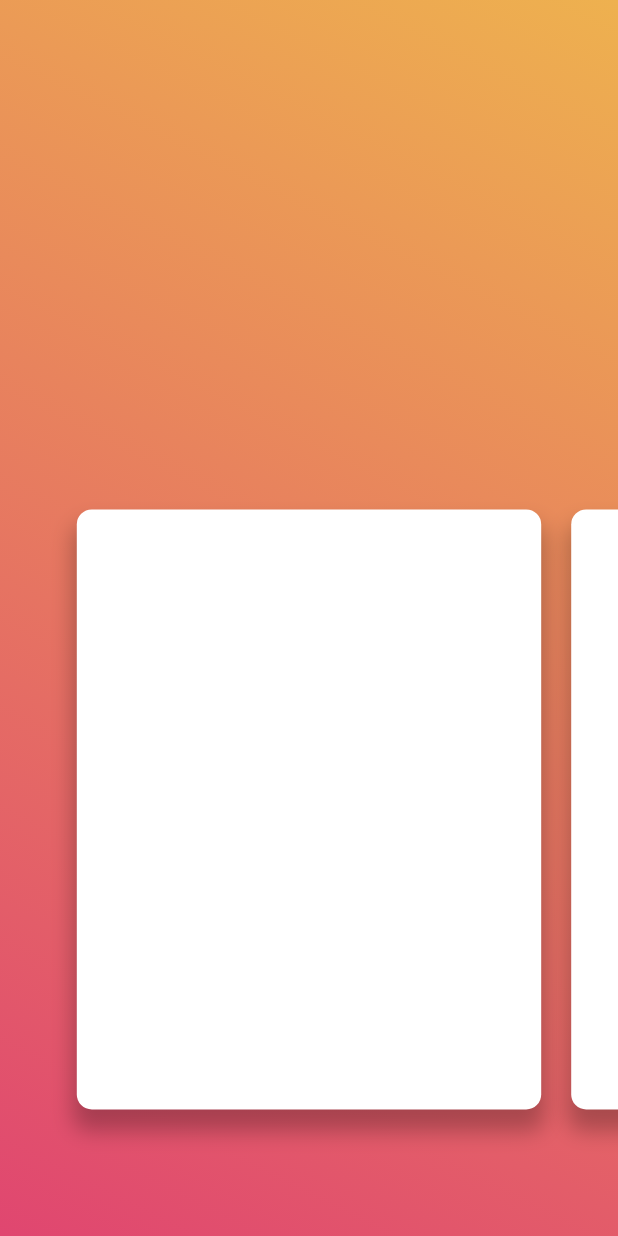
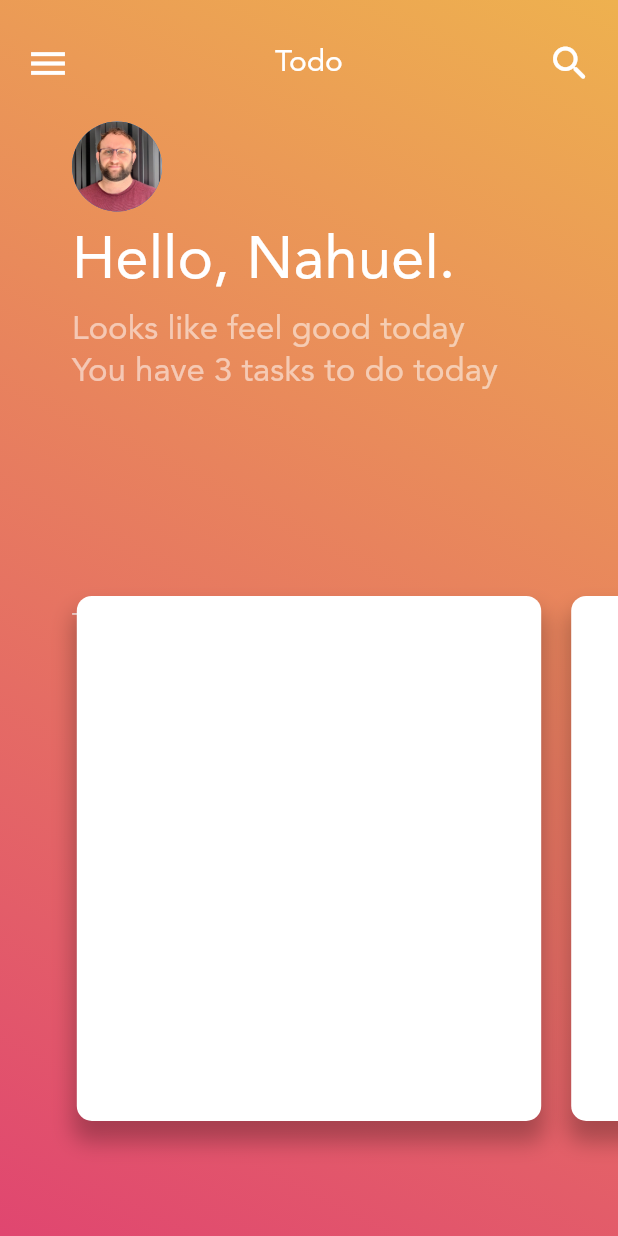
Before and after one commit to sartorinahuel/todo_ui, a Flutter app: the screen it shows after launch, on a phone screen of 412 x 824 dp. Run offline on Flutter 3.47's test engine with Material 2 defaults, Android fonts, the phone set to English and light mode, and no system bars.

Commit message:
second layer done

```diff
--- a/lib/domain/repositories/projects_repository.dart
+++ b/lib/domain/repositories/projects_repository.dart
@@ -11,21 +11,21 @@ class ProjectRepository {
   Stream<List<Project>> get projectsStream => _projectsStreamController.stream;
 
   //
-  Project _project1 = Project('1111');
-  Project _project2 = Project('1112');
-  Project _project3 = Project('1113');
-  Project _project4 = Project('1114');
+  final Project _project1 = Project('1111');
+  final Project _project2 = Project('1112');
+  final Project _project3 = Project('1113');
+  final Project _project4 = Project('1114');
 
   //Tasks
-  Task _task1 = Task('id1');
-  Task _task2 = Task('id2');
-  Task _task3 = Task('id3');
-  Task _task4 = Task('id4');
-  Task _task5 = Task('id5');
-  Task _task6 = Task('id6');
-  Task _task7 = Task('id7');
-  Task _task8 = Task('id8');
-  Task _task9 = Task('id9');
+  final Task _task1 = Task('id1');
+  final Task _task2 = Task('id2');
+  final Task _task3 = Task('id3');
+  final Task _task4 = Task('id4');
+  final Task _task5 = Task('id5');
+  final Task _task6 = Task('id6');
+  final Task _task7 = Task('id7');
+  final Task _task8 = Task('id8');
+  final Task _task9 = Task('id9');
 
   //
   ProjectRepository() {
--- a/lib/main.dart
+++ b/lib/main.dart
@@ -18,3 +18,5 @@ class MyApp extends StatelessWidget {
     );
   }
 }
+
+const int animationSpeed = 1500;
--- a/lib/ui/pages/home/home.dart
+++ b/lib/ui/pages/home/home.dart
@@ -1,6 +1,8 @@
 import 'package:flutter/material.dart';
 import 'package:todo_ui/domain/models/projects.dart';
 import 'package:todo_ui/domain/repositories/projects_repository.dart';
+import 'package:todo_ui/main.dart';
+import 'package:todo_ui/ui/pages/home/widgets/home_second_layer.dart';
 
 import 'package:todo_ui/ui/widgets/custom_gradient_bacground.dart';
 
@@ -21,7 +23,7 @@ class _HomePageState extends State<HomePage> with SingleTickerProviderStateMixin
   void initState() {
     _backgroundController = CustomBackgroundController();
     _homeAnimationController = AnimationController(
-      duration: const Duration(milliseconds: 300),
+      duration: const Duration(milliseconds: animationSpeed),
       vsync: this,
     );
     super.initState();
@@ -33,7 +35,7 @@ class _HomePageState extends State<HomePage> with SingleTickerProviderStateMixin
     return Scaffold(
       body: AnimatedBuilder(
         animation: _homeAnimationController,
-        builder: (context, snapshot) {
+        builder: (context, _) {
           return Stack(
             children: [
               CustomGradientBackground(
@@ -48,11 +50,7 @@ class _HomePageState extends State<HomePage> with SingleTickerProviderStateMixin
               SizedBox(
                 height: size.height,
                 width: size.width,
-                child: Column(
-                  children: [
-                    // const SizedBox(height: 400),
-                  ],
-                ),
+                child: HomeSecondLayerScreen(homeAnimationController: _homeAnimationController),
               ),
               SizedBox(
                 height: size.height,
--- /dev/null
+++ b/lib/ui/pages/home/widgets/home_second_layer.dart
@@ -0,0 +1,256 @@
+import 'package:flutter/material.dart';
+import 'package:intl/intl.dart';
+
+class HomeSecondLayerScreen extends StatelessWidget {
+  final AnimationController homeAnimationController;
+
+  const HomeSecondLayerScreen({
+    Key? key,
+    required this.homeAnimationController,
+  }) : super(key: key);
+
+  @override
+  Widget build(BuildContext context) {
+    final controllerValue = homeAnimationController.value > 1
+        ? 1.0
+        : homeAnimationController.value < 0
+            ? 0.0
+            : homeAnimationController.value.toDouble();
+    return SafeArea(
+      child: Padding(
+        padding: const EdgeInsets.all(8.0),
+        child: Column(
+          crossAxisAlignment: CrossAxisAlignment.start,
+          children: [
+            const SizedBox(height: 10),
+            _HomeAppBar(controllerValue: controllerValue),
+            const SizedBox(height: 15),
+            _Avatar(controllerValue: controllerValue),
+            const SizedBox(height: 10),
+            _HelloText(controllerValue: controllerValue),
+            const SizedBox(height: 8),
+            _DetailText1(controllerValue: controllerValue),
+            const SizedBox(height: 2),
+            _DetailText2(controllerValue: controllerValue),
+            const Spacer(),
+            _TodayText(controllerValue: controllerValue),
+          ],
+        ),
+      ),
+    );
+  }
+}
+
+class _DetailText1 extends StatelessWidget {
+  final double controllerValue;
+
+  const _DetailText1({
+    Key? key,
+    required this.controllerValue,
+  }) : super(key: key);
+
+  @override
+  Widget build(BuildContext context) {
+    final animationDelay = (controllerValue > 0.58 ? (controllerValue - 0.58) / 0.42 : 0).toDouble();
+    final opacityDelay = (controllerValue > 0.38 ? (controllerValue - 0.38) / 0.62 : 0).toDouble();
+    return Container(
+      margin: const EdgeInsets.only(left: 40),
+      child: Transform.translate(
+        offset: Offset(0, 50 * animationDelay),
+        child: Opacity(
+          opacity: 1 - opacityDelay,
+          child: const Text(
+            'Looks like feel good today',
+            style: TextStyle(
+              color: Colors.white54,
+              fontFamily: 'Avenir',
+              fontSize: 22,
+            ),
+          ),
+        ),
+      ),
+    );
+  }
+}
+
+class _DetailText2 extends StatelessWidget {
+  final double controllerValue;
+
+  const _DetailText2({
+    Key? key,
+    required this.controllerValue,
+  }) : super(key: key);
+
+  @override
+  Widget build(BuildContext context) {
+    final animationDelay = (controllerValue > 0.55 ? (controllerValue - 0.55) / 0.45 : 0).toDouble();
+    final opacityDelay = (controllerValue > 0.35 ? (controllerValue - 0.35) / 0.65 : 0).toDouble();
+    return Container(
+      margin: const EdgeInsets.only(left: 40),
+      child: Transform.translate(
+        offset: Offset(0, 50 * animationDelay),
+        child: Opacity(
+          opacity: 1 - opacityDelay,
+          child: const Text(
+            'You have 3 tasks to do today',
+            style: TextStyle(
+              color: Colors.white54,
+              fontFamily: 'Avenir',
+              fontSize: 22,
+            ),
+          ),
+        ),
+      ),
+    );
+  }
+}
+
+class _HelloText extends StatelessWidget {
+  final double controllerValue;
+
+  const _HelloText({
+    Key? key,
+    required this.controllerValue,
+  }) : super(key: key);
+
+  @override
+  Widget build(BuildContext context) {
+    final animationDelay = (controllerValue > 0.62 ? (controllerValue - 0.62) / 0.38 : 0).toDouble();
+    final opacityDelay = (controllerValue > 0.4 ? (controllerValue - 0.4) / 0.6 : 0).toDouble();
+    return Container(
+      margin: const EdgeInsets.only(left: 40),
+      child: Transform.translate(
+        offset: Offset(0, 50 * animationDelay),
+        child: Opacity(
+          opacity: 1 - opacityDelay,
+          child: const Text(
+            'Hello, Nahuel.',
+            style: TextStyle(
+              color: Colors.white,
+              fontFamily: 'Avenir',
+              fontSize: 40,
+            ),
+          ),
+        ),
+      ),
+    );
+  }
+}
+
+class _Avatar extends StatelessWidget {
+  final double controllerValue;
+
+  const _Avatar({
+    Key? key,
+    required this.controllerValue,
+  }) : super(key: key);
+
+  @override
+  Widget build(BuildContext context) {
+    final animationDelay = (controllerValue > 0.65 ? (controllerValue - 0.65) / 0.35 : 0).toDouble();
+    final opacityDelay = (controllerValue > 0.45 ? (controllerValue - 0.45) / 0.55 : 0).toDouble();
+    return Container(
+      margin: const EdgeInsets.only(left: 40),
+      child: Transform.translate(
+        offset: Offset(0, 50 * animationDelay),
+        child: Opacity(
+          opacity: 1 - opacityDelay,
+          child: const CircleAvatar(
+            radius: 30,
+            backgroundImage: AssetImage('assets/img/profile-pic.jpeg'),
+          ),
+        ),
+      ),
+    );
+  }
+}
+
+class _HomeAppBar extends StatelessWidget {
+  final double controllerValue;
+
+  const _HomeAppBar({
+    Key? key,
+    required this.controllerValue,
+  }) : super(key: key);
+
+  @override
+  Widget build(BuildContext context) {
+    final animationDelay = (controllerValue > 0.7 ? (controllerValue - 0.7) / 0.3 : 0).toDouble();
+    final opacityDelay = (controllerValue > 0.5 ? (controllerValue - 0.5) / 0.5 : 0).toDouble();
+    return Transform.translate(
+      offset: Offset(0, 50 * animationDelay),
+      child: Opacity(
+        opacity: 1 - opacityDelay,
+        child: Row(
+          mainAxisAlignment: MainAxisAlignment.spaceBetween,
+          children: [
+            IconButton(
+              onPressed: () {},
+              icon: const Icon(
+                Icons.menu,
+                color: Colors.white,
+                size: 30,
+              ),
+            ),
+            Container(
+              margin: const EdgeInsets.all(5),
+              child: const Text(
+                'Todo',
+                style: TextStyle(
+                  color: Colors.white,
+                  fontFamily: 'Avenir',
+                  fontSize: 20,
+                ),
+              ),
+            ),
+            IconButton(
+              onPressed: () {},
+              icon: const Icon(
+                Icons.search_rounded,
+                color: Colors.white,
+                size: 30,
+              ),
+            ),
+          ],
+        ),
+      ),
+    );
+  }
+}
+
+class _TodayText extends StatelessWidget {
+  final double controllerValue;
+
+  const _TodayText({
+    Key? key,
+    required this.controllerValue,
+  }) : super(key: key);
+
+  @override
+  Widget build(BuildContext context) {
+    final Size size = MediaQuery.of(context).size;
+    DateTime now = DateTime.now();
+    String formattedDate = DateFormat('dd, yyyy').format(now);
+    String formattedMonth = DateFormat('MMMM').format(now);
+    final animationDelay = (controllerValue > 0.2 ? (controllerValue - 0.2) / 0.8 : 0).toDouble();
+    final opacityDelay = (controllerValue > 0.1 ? (controllerValue - 0.1) : 0).toDouble();
+    return Container(
+      margin: EdgeInsets.only(left: 40, bottom: size.height * 0.475),
+      alignment: Alignment.centerLeft,
+      child: Transform.translate(
+        offset: Offset(0, 50 * animationDelay),
+        child: Opacity(
+          opacity: 1 - opacityDelay,
+          child: Text(
+            'TODAY : ${formattedMonth.toUpperCase()} $formattedDate',
+            style: const TextStyle(
+              color: Colors.white70,
+              fontFamily: 'Avenir',
+              fontSize: 15,
+            ),
+          ),
+        ),
+      ),
+    );
+  }
+}
--- a/lib/ui/pages/home/widgets/project_card.dart
+++ b/lib/ui/pages/home/widgets/project_card.dart
@@ -1,5 +1,6 @@
 import 'package:flutter/material.dart';
 
+import 'package:todo_ui/main.dart';
 import 'project_card_details.dart';
 
 class ProjectCard extends StatefulWidget {
@@ -21,7 +22,7 @@ class _ProjectCardState extends State<ProjectCard> with SingleTickerProviderStat
   @override
   void initState() {
     _cardAnimController = AnimationController(
-      duration: const Duration(milliseconds: 300),
+      duration: const Duration(milliseconds: animationSpeed),
       vsync: this,
     );
     _easeAnimation = Tween(begin: 0.0, end: 1.0).animate(
@@ -53,11 +54,11 @@ class _ProjectCardState extends State<ProjectCard> with SingleTickerProviderStat
       child: Column(
         children: [
           SizedBox(
-            height: (size.height * 0.4) * (1 - _easeAnimation.value),
+            height: (size.height * 0.47) * (1 - _easeAnimation.value),
           ),
           Container(
             width: size.width * 0.8 - (margin * 2) + (size.width * 0.2) * _easeAnimation.value,
-            height: 400 + (size.height - 400) * _easeAnimation.value,
+            height: 350 + (size.height - 350) * _easeAnimation.value,
             margin: EdgeInsets.all(margin),
             decoration: BoxDecoration(
               color: Colors.white,
```
Also changed, not shown: pubspec.yaml (+7 -8 lines), assets/fonts/AvenirLTStd-Roman.otf (added), assets/img/profile-pic.jpeg (added), pubspec.lock, 1 other file.
